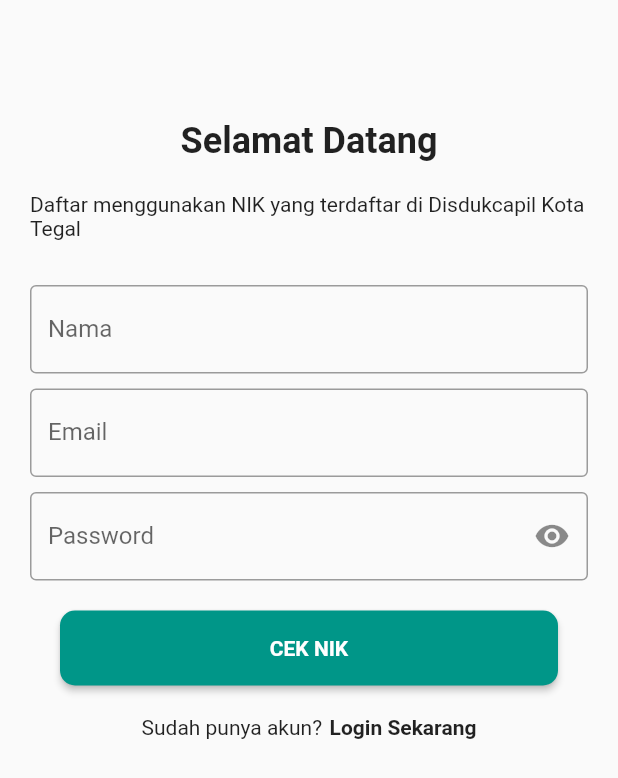
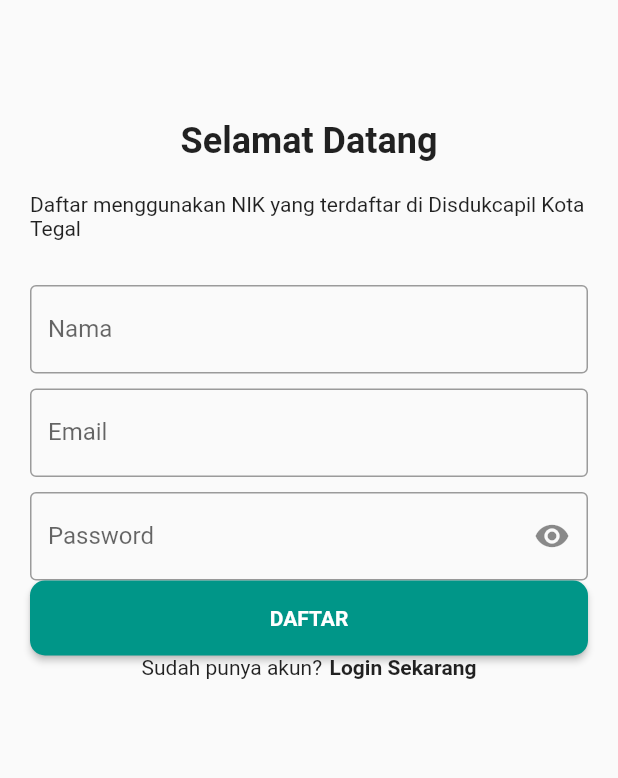
Before and after one commit to maulanasiddiq/mcommerce-frontend, a Flutter app: the Register screen opened directly, on a phone screen of 412 x 824 dp. Shown: the top 778 px of the screen. Run offline on Flutter 3.47's test engine with Material 2 defaults, Android fonts, the phone set to English and light mode, and no system bars; Roboto replaces fonts that are missing (Opensans).

Commit message:
register update

```diff
--- a/lib/screen/register.dart
+++ b/lib/screen/register.dart
@@ -49,9 +49,7 @@ class _RegisterState extends State<Register> {
                     labelText: 'Password',
                     suffixIcon: Icon(Icons.remove_red_eye)
                   )),
-              Padding(
-                padding: EdgeInsets.all(20),
-                child: SizedBox(
+              SizedBox(
                 width: double.infinity,
                 child: ButtonTheme(
                   height: 50,
@@ -64,12 +62,11 @@ class _RegisterState extends State<Register> {
                     shape: RoundedRectangleBorder(
                         borderRadius: BorderRadius.circular(10)),
                     child: Text(
-                        "CEK NIK",
+                      "DAFTAR",
                       style: TextStyle(
                           fontFamily: ("Opensans"),
                           color: Colors.white,
                           fontWeight: FontWeight.bold),
-                      ),
                     ),
                   ),
                 ),
```
Lines whose indentation alone changed are shown as unchanged.
